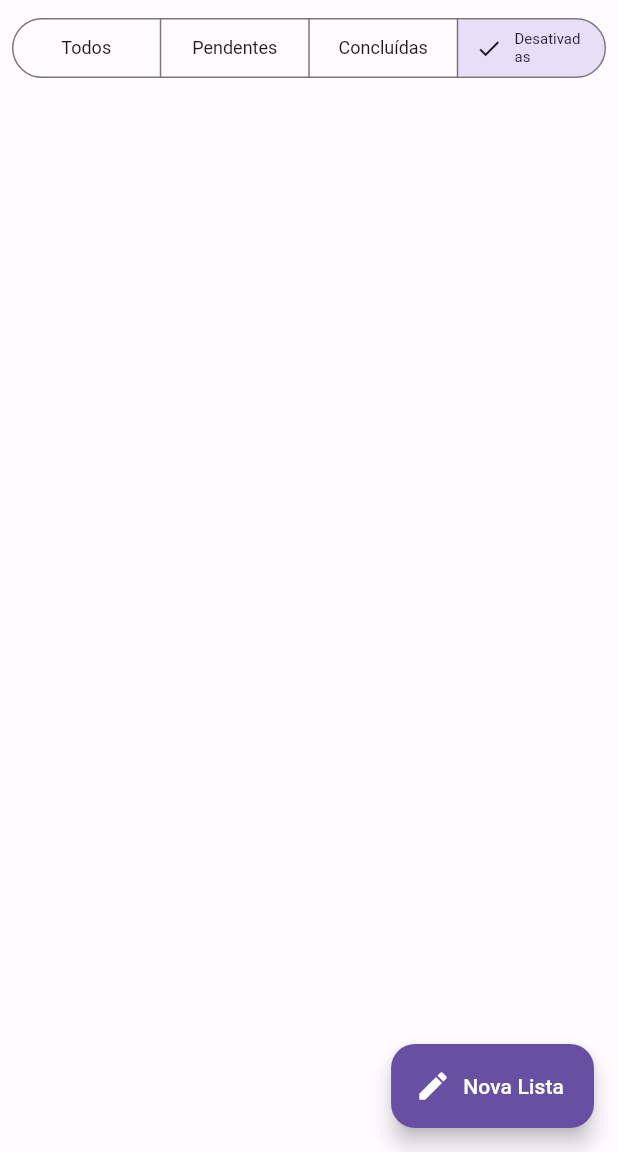
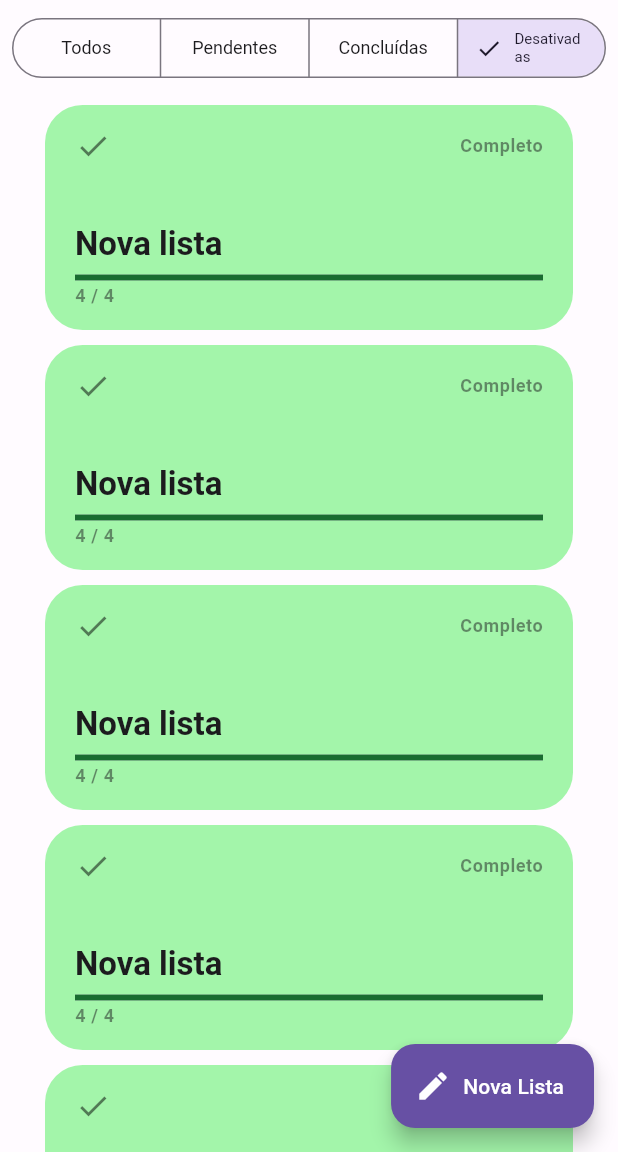
Before and after one commit to cledsonv/app_lista, a Flutter app: the screen it shows after launch, on a phone screen of 412 x 824 dp, the part 84-1236 px from its top. Run offline on Flutter 3.47's test engine with Material 2 defaults, Android fonts, the phone set to English and light mode, and no system bars; our stand-ins replace flutter_modular, realm; generated files the repository leaves out were written again.

Commit message:
create task card

```diff
--- /dev/null
+++ b/app/lib/src/home/presenter/ui/moleculs/task_card.dart
@@ -0,0 +1,135 @@
+import 'package:flutter/material.dart';
+import 'package:listinha/src/shared/services/realm/models/task_board_model.dart';
+
+enum TaskCardStatus {
+  pending(text: 'Pendente', icon: Icons.access_alarm),
+  complete(text: 'Completo', icon: Icons.check),
+  disable(text: 'Desativativado', icon: Icons.cancel_outlined);
+
+  final String text;
+  final IconData icon;
+
+  const TaskCardStatus({required this.text, required this.icon});
+}
+
+class TaskCard extends StatelessWidget {
+  final TaskBoard board;
+
+  const TaskCard({super.key, required this.board});
+
+  double getProgress(List<Task> tasks) {
+    if (tasks.isEmpty) return 0;
+    final completes = tasks.where((e) => e.complete).length;
+    return completes / tasks.length;
+  }
+
+  String getProgressText(List<Task> tasks) {
+    final completes = tasks.where((e) => e.complete).length;
+    return '$completes / ${tasks.length}';
+  }
+
+  TaskCardStatus getTaskStatus(TaskBoard board, double progress) {
+    if (!board.enable) {
+      return TaskCardStatus.disable;
+    } else if (progress < 1.0) {
+      return TaskCardStatus.pending;
+    } else {
+      return TaskCardStatus.complete;
+    }
+  }
+
+  Color getBackGroundColor(TaskCardStatus status, ThemeData theme) {
+    switch (status) {
+      case TaskCardStatus.pending:
+        return theme.colorScheme.primaryContainer;
+      case TaskCardStatus.complete:
+        return theme.colorScheme.tertiaryContainer;
+      case TaskCardStatus.disable:
+        return theme.colorScheme.errorContainer;
+    }
+  }
+
+  Color getColor(TaskCardStatus status, ThemeData theme) {
+    switch (status) {
+      case TaskCardStatus.pending:
+        return theme.colorScheme.primary;
+      case TaskCardStatus.complete:
+        return theme.colorScheme.tertiary;
+      case TaskCardStatus.disable:
+        return theme.colorScheme.error;
+    }
+  }
+
+  @override
+  Widget build(BuildContext context) {
+    final theme = Theme.of(context);
+
+    final progress = getProgress(board.task);
+    final progressText = getProgressText(board.task);
+    final title = board.title;
+    final status = getTaskStatus(board, progress);
+    final statusText = status.text;
+    final iconData = status.icon;
+
+    final color = getColor(status, theme);
+    final backgroundColor = getBackGroundColor(status, theme);
+
+    return Container(
+      height: 150,
+      decoration: BoxDecoration(
+        color: backgroundColor,
+        borderRadius: BorderRadius.circular(25),
+      ),
+      padding: const EdgeInsets.symmetric(horizontal: 20, vertical: 15),
+      child: Column(
+        crossAxisAlignment: CrossAxisAlignment.start,
+        children: [
+          Row(
+            children: [
+              Icon(
+                iconData,
+                color: theme.iconTheme.color?.withOpacity(0.5),
+              ),
+              const Spacer(),
+              Text(
+                statusText,
+                style: theme.textTheme.bodySmall?.copyWith(
+                  fontWeight: FontWeight.bold,
+                  color: theme.textTheme.bodySmall?.color?.withOpacity(0.5),
+                ),
+              ),
+            ],
+          ),
+          const Spacer(),
+          Text(
+            title,
+            style: theme.textTheme.titleLarge?.copyWith(
+              fontWeight: FontWeight.bold,
+            ),
+          ),
+          const SizedBox(height: 6),
+          if (board.task.isNotEmpty)
+            Column(
+              crossAxisAlignment: CrossAxisAlignment.start,
+              mainAxisSize: MainAxisSize.min,
+              children: [
+                LinearProgressIndicator(
+                  color: color,
+                  backgroundColor: theme.colorScheme.onPrimary,
+                  value: progress,
+                ),
+                const SizedBox(height: 2),
+                Text(
+                  progressText,
+                  style: theme.textTheme.bodySmall?.copyWith(
+                    fontWeight: FontWeight.bold,
+                    color: theme.textTheme.bodySmall?.color?.withOpacity(0.5),
+                  ),
+                ),
+              ],
+            ),
+        ],
+      ),
+    );
+  }
+}
--- a/app/lib/src/home/presenter/ui/pages/home_page.dart
+++ b/app/lib/src/home/presenter/ui/pages/home_page.dart
@@ -1,6 +1,9 @@
 import 'package:flutter/material.dart';
 import 'package:listinha/src/home/presenter/ui/moleculs/custom_drawer.dart';
+import 'package:listinha/src/home/presenter/ui/moleculs/task_card.dart';
+import 'package:listinha/src/shared/services/realm/models/task_board_model.dart';
 import 'package:listinha/src/shared/widgets/user_image_button.dart';
+import 'package:realm/realm.dart';
 
 class HomePage extends StatelessWidget {
   const HomePage({super.key});
@@ -26,8 +29,30 @@ class HomePage extends StatelessWidget {
         },
       ),
       body: Center(
-        child: Column(
+        child: Stack(
           children: [
+            Padding(
+              padding: const EdgeInsets.only(top: 70, left: 30, right: 30),
+              child: ListView.separated(
+                itemBuilder: (_, index) {
+                  final board = TaskBoard(
+                    Uuid.v4(),
+                    'Nova lista',
+                    task: [
+                      Task(Uuid.v4(), '', complete: true),
+                      Task(Uuid.v4(), '', complete: true),
+                      Task(Uuid.v4(), '', complete: true),
+                      Task(Uuid.v4(), '', complete: true),
+                    ],
+                  );
+                  return TaskCard(
+                    board: board,
+                  );
+                },
+                separatorBuilder: (_, __) => const SizedBox(height: 10),
+                itemCount: 100,
+              ),
+            ),
             Padding(
               padding: const EdgeInsets.all(8),
               child: SegmentedButton<int>(
@@ -52,7 +77,7 @@ class HomePage extends StatelessWidget {
                 onSelectionChanged: (value) {},
                 selected: const {3},
               ),
-            )
+            ),
           ],
         ),
       ),
```
